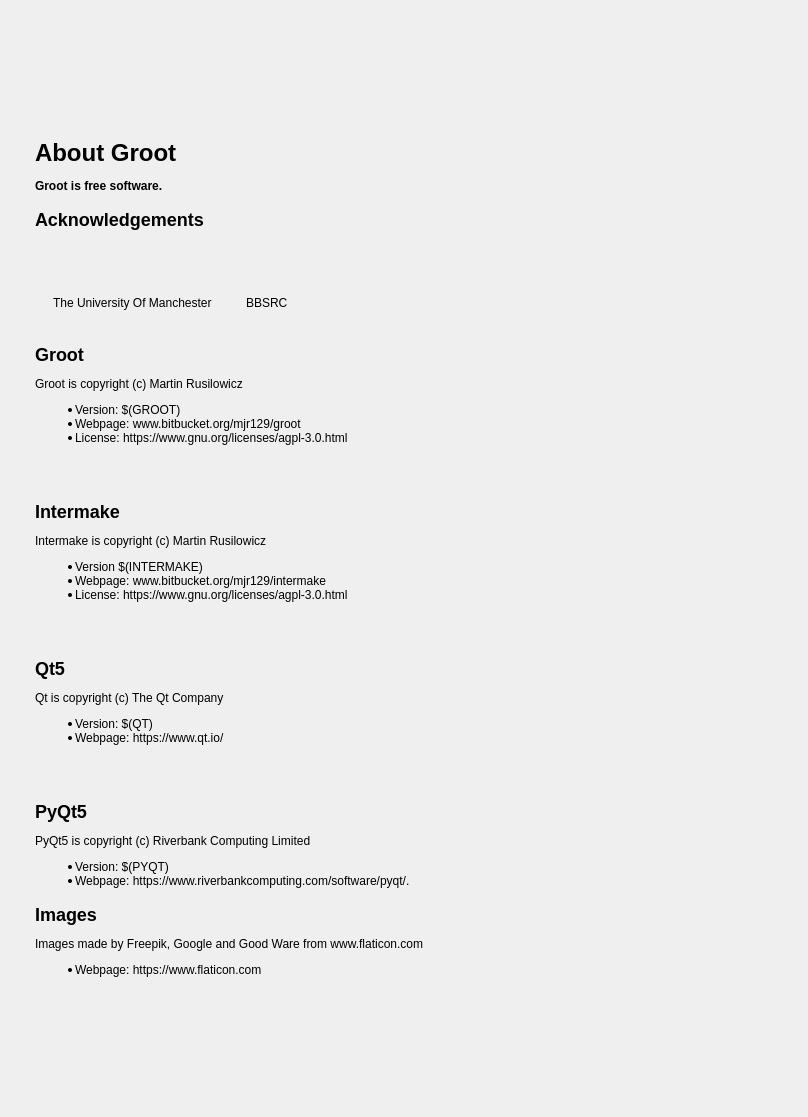
JMcInerneyLab/groot, file groot/frontends/gui/forms/designer/frm_about_designer.ui: the form before one commit.
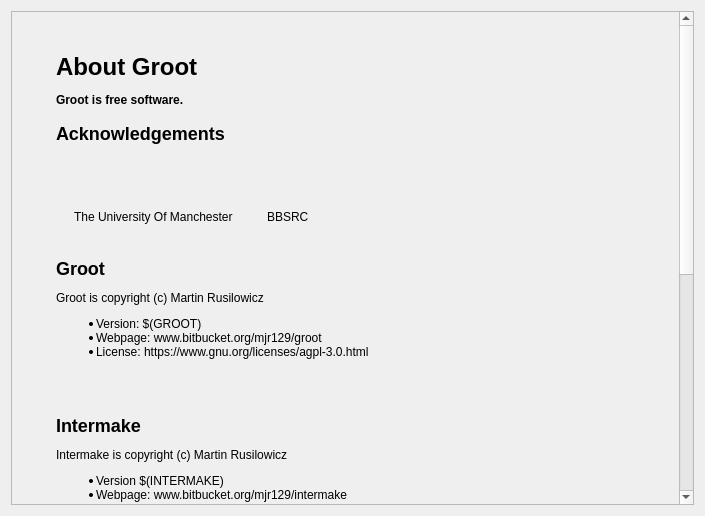
The form after the commit. Icons and pictures are not drawn.

The edit to the form file:
```diff
--- a/groot/frontends/gui/forms/designer/frm_about_designer.ui
+++ b/groot/frontends/gui/forms/designer/frm_about_designer.ui
@@ -6,27 +6,30 @@
    <rect>
     <x>0</x>
     <y>0</y>
-    <width>808</width>
-    <height>1117</height>
+    <width>705</width>
+    <height>516</height>
    </rect>
   </property>
   <property name="windowTitle">
    <string>Dialog</string>
   </property>
   <layout class="QGridLayout" name="gridLayout">
-   <property name="leftMargin">
-    <number>0</number>
-   </property>
-   <property name="topMargin">
-    <number>0</number>
-   </property>
-   <property name="rightMargin">
-    <number>0</number>
-   </property>
-   <property name="bottomMargin">
-    <number>0</number>
-   </property>
    <item row="0" column="0">
+    <widget class="QScrollArea" name="scrollArea">
+     <property name="widgetResizable">
+      <bool>true</bool>
+     </property>
+     <widget class="QWidget" name="scrollAreaWidgetContents">
+      <property name="geometry">
+       <rect>
+        <x>0</x>
+        <y>0</y>
+        <width>664</width>
+        <height>1169</height>
+       </rect>
+      </property>
+      <layout class="QVBoxLayout" name="verticalLayout">
+       <item>
     <widget class="QLabel" name="LBL_MAIN">
      <property name="styleSheet">
       <string notr="true">margin: 32px;</string>
@@ -38,8 +41,8 @@
 &lt;h2&gt;Acknowledgements&lt;/h2&gt;
 &lt;table cellpadding=&quot;16&quot;&gt;
   &lt;tr&gt;
-    &lt;td&gt;&lt;img width=&quot;128&quot; source=&quot;:/manchester_logo.png&quot;/&gt;&lt;/td&gt;
-    &lt;td&gt;&lt;img width=&quot;128&quot; source=&quot;:/bbsrc_logo.png&quot;/&gt;&lt;/td&gt; 
+    &lt;td&gt;&lt;img width=&quot;128&quot; source=&quot;:/groot/manchester_logo.png&quot;/&gt;&lt;/td&gt;
+    &lt;td&gt;&lt;img width=&quot;128&quot; source=&quot;:/groot/bbsrc_logo.png&quot;/&gt;&lt;/td&gt; 
   &lt;/tr&gt;
 &lt;tr&gt;
     &lt;td&gt;The University Of Manchester&lt;/td&gt;
@@ -54,7 +57,7 @@
 &lt;li&gt;Webpage: www.bitbucket.org/mjr129/groot&lt;/li&gt;
 &lt;li&gt;License: https://www.gnu.org/licenses/agpl-3.0.html&lt;/li&gt;
 &lt;/ul&gt;&lt;br/&gt;
-&lt;img width=&quot;96&quot; source=&quot;:/groot_logo.png&quot;/&gt;
+&lt;img width=&quot;96&quot; source=&quot;:/groot/groot_logo.png&quot;/&gt;
 
 &lt;h2&gt;Intermake&lt;/h2&gt;
 Intermake is copyright (c) Martin Rusilowicz
@@ -63,7 +66,7 @@
 &lt;li&gt;Webpage: www.bitbucket.org/mjr129/intermake&lt;/li&gt;
 &lt;li&gt;License: https://www.gnu.org/licenses/agpl-3.0.html&lt;/li&gt;
 &lt;/ul&gt;&lt;br/&gt;
-&lt;img width=&quot;96&quot; source=&quot;:/intermake_logo.png&quot;/&gt;
+&lt;img width=&quot;96&quot; source=&quot;:/intermake/intermake_logo.png&quot;/&gt;
 
 &lt;h2&gt;Qt5&lt;/h2&gt;
 Qt is copyright (c) The Qt Company
@@ -71,7 +74,7 @@
 &lt;li&gt;Version: $(QT)
 &lt;li&gt;Webpage: https://www.qt.io/&lt;/li&gt;
 &lt;/ul&gt;&lt;br/&gt;
-&lt;img width=&quot;96&quot; source=&quot;:/qt_logo.png&quot;/&gt;
+&lt;img width=&quot;96&quot; source=&quot;:/intermake/qt_logo.png&quot;/&gt;
 
 &lt;h2&gt;PyQt5&lt;/h2&gt;
 PyQt5 is copyright (c) Riverbank Computing Limited
@@ -89,6 +92,10 @@
 
 </string>
      </property>
+        </widget>
+       </item>
+      </layout>
+     </widget>
     </widget>
    </item>
   </layout>
```
Lines whose indentation alone changed are shown as unchanged.
